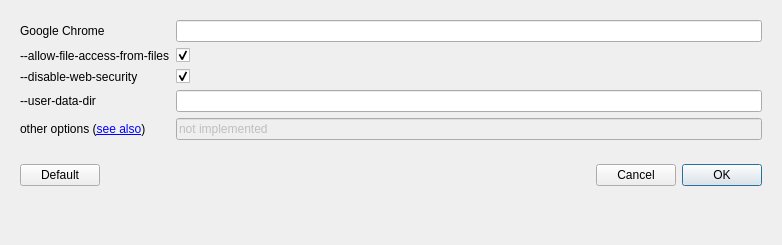
First picture: the form in window/n_pref_dialog.ui, repository h13i32maru/navyjs-legacy2, before the edit.
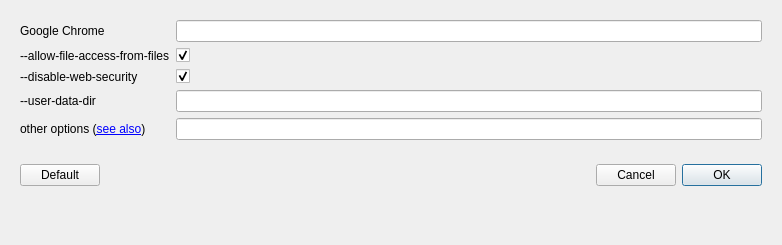
Second picture: the form after the edit.

Commit message: chromeの起動オプションでその他にも対応

Patch:
```diff
--- a/window/n_pref_dialog.ui
+++ b/window/n_pref_dialog.ui
@@ -20,10 +20,10 @@
       <item row="4" column="1">
        <widget class="QLineEdit" name="otherOptionsEdit">
         <property name="enabled">
-         <bool>false</bool>
+         <bool>true</bool>
         </property>
         <property name="text">
-         <string>not implemented</string>
+         <string/>
         </property>
        </widget>
       </item>
```
The commit also changes 1 other file.
